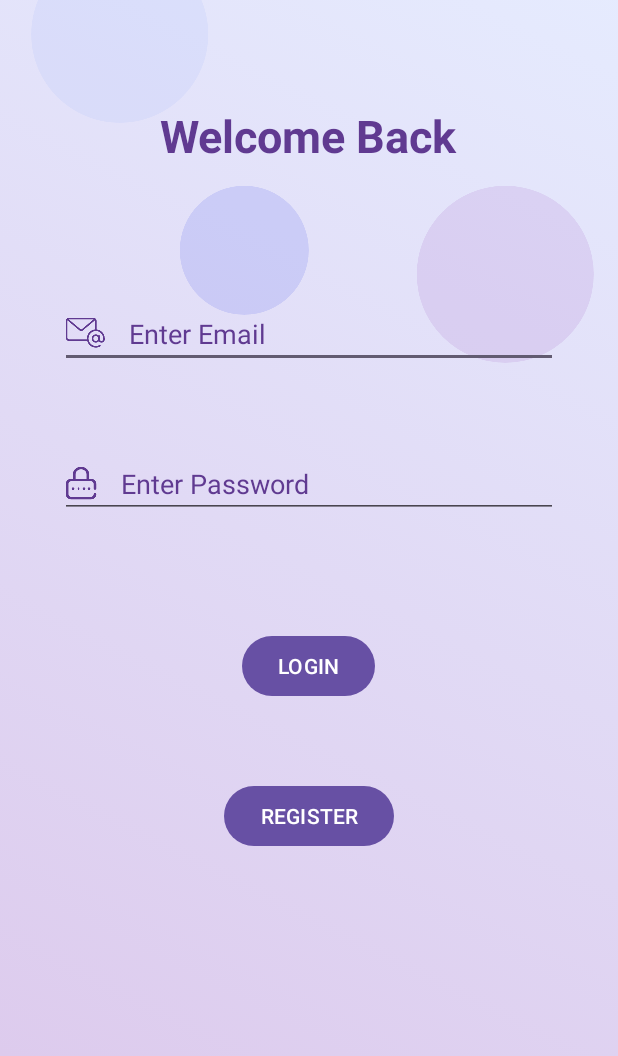
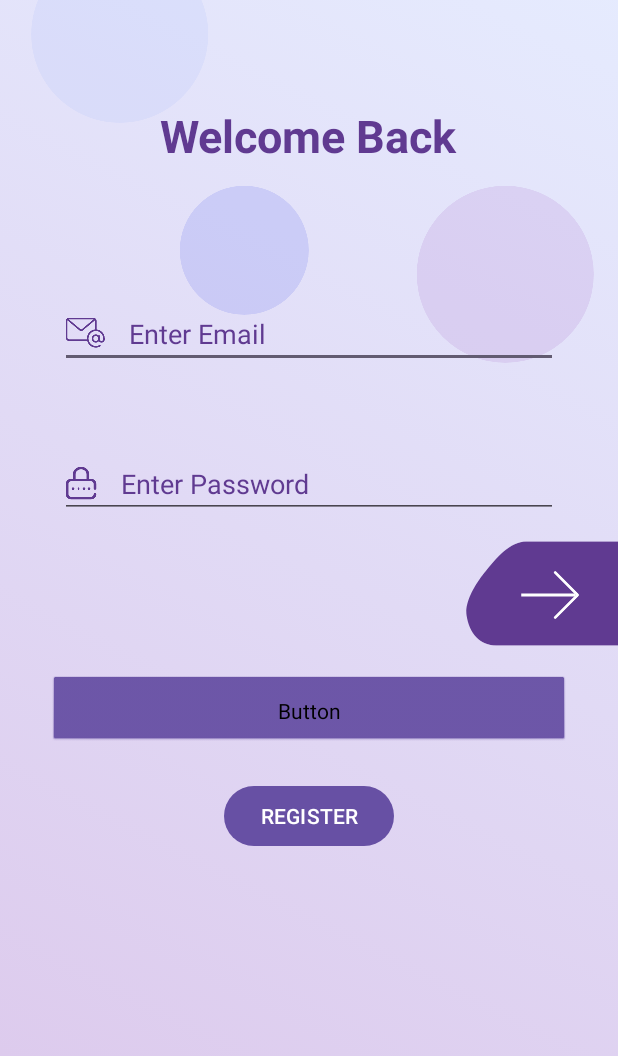
Before and after one commit to Brokeice123/FireBaseCloadChat, an Android app: the LoginAtivity screen opened directly, with no data from a screen before it, on a phone screen of 412 x 824 dp. Shown: the top 1056 px of the screen. Run offline under Robolectric (Android 15) with nearby library versions, the phone set to English and light mode, and no system bars; our stand-ins replace Firebase (no records; nobody signed in at launch, a user with empty details on screens opened directly); Roboto replaces fonts that are not available here.

Commit message:
Adding Other Signin Options

```diff
--- a/app/src/main/java/com/example/firecloudchat_app/LoginAtivity.kt
+++ b/app/src/main/java/com/example/firecloudchat_app/LoginAtivity.kt
@@ -10,13 +10,15 @@ import android.widget.Toast
 import com.google.firebase.auth.FirebaseAuth
 import androidx.core.graphics.ColorUtils
 import android.view.WindowManager
+import android.widget.ImageView
 
 class LoginAtivity : AppCompatActivity() {
 
     lateinit var mEmail:EditText
     lateinit var mPassword:EditText
-    lateinit var mbtnLogin:Button
+    lateinit var mbtnLogin:ImageView
     lateinit var mbtnRegister:Button
+    lateinit var btn:Button
 
     //Initialise Firebase
     lateinit var auth:FirebaseAuth
@@ -27,13 +29,13 @@ class LoginAtivity : AppCompatActivity() {
 
         mEmail = findViewById(R.id.edtEmail)
         mPassword = findViewById(R.id.edtPassword)
-        mbtnLogin = findViewById(R.id.btnLogin)
+        mbtnLogin = findViewById(R.id.btnlogin)
         mbtnRegister = findViewById(R.id.btnRegister)
+        btn = findViewById(R.id.button)
 
         auth = FirebaseAuth.getInstance()
 
         mbtnLogin.setOnClickListener {
-
             var email = mEmail.text.toString().trim()
             var password = mPassword.text.toString().trim()
 
@@ -53,6 +55,7 @@ class LoginAtivity : AppCompatActivity() {
                 }
             }
 
+
         }
 
         mbtnRegister.setOnClickListener {
@@ -68,5 +71,8 @@ class LoginAtivity : AppCompatActivity() {
 
         window.statusBarColor = blendedColor
 
+
+
+
     }
 }
--- a/app/src/main/res/layout/activity_login_ativity.xml
+++ b/app/src/main/res/layout/activity_login_ativity.xml
@@ -63,13 +63,26 @@
         android:hint="Enter Password"
         android:inputType="textPassword" />
 
+    <ImageView
+        android:id="@+id/btnlogin"
+        android:layout_width="wrap_content"
+
+        android:layout_height="wrap_content"
+        android:layout_alignParentEnd="true"
+        android:layout_marginTop="350dp"
+        app:srcCompat="@drawable/btn_login" />
+
     <Button
-        android:id="@+id/btnLogin"
-        android:layout_width="wrap_content"
+        android:id="@+id/button"
+        android:layout_width="match_parent"
         android:layout_height="wrap_content"
         android:layout_centerHorizontal="true"
-        android:layout_marginTop="420dp"
-        android:text="LOGIN" />
+        style="@android:style/Widget.Button"
+        android:layout_marginStart="32dp"
+        android:layout_marginEnd="32dp"
+        android:drawableStart="@drawable/google"
+        android:layout_marginTop="450dp"
+        android:text="Button" />
 
     <Button
         android:id="@+id/btnRegister"
```
